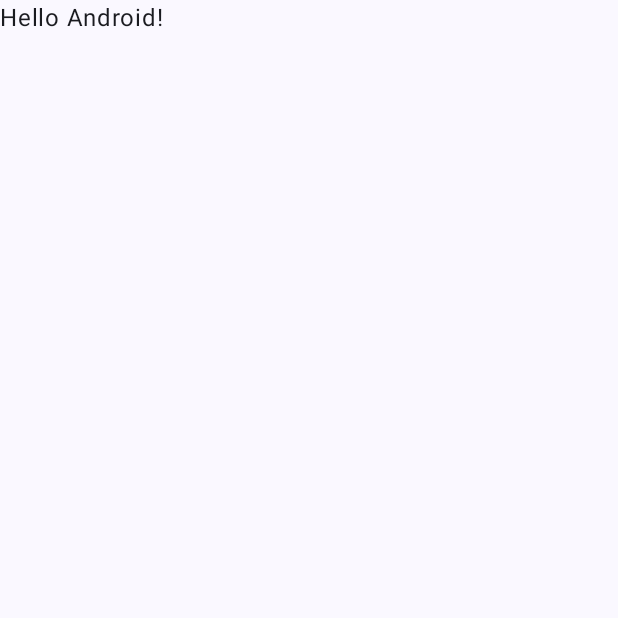
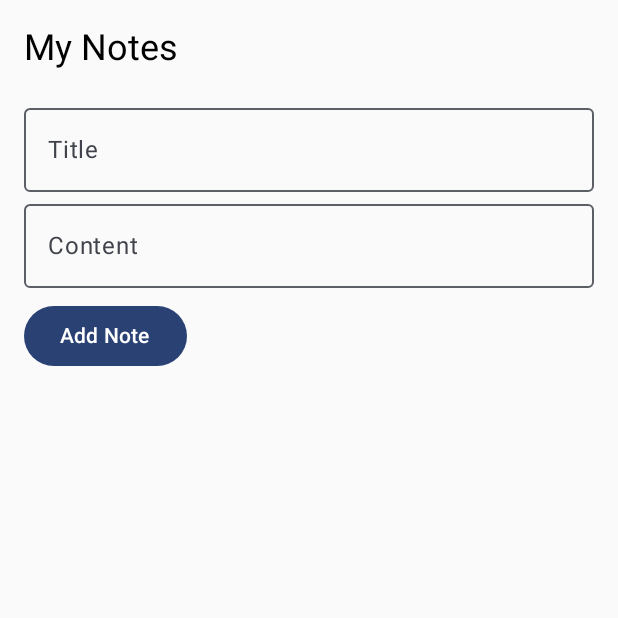
Before and after one commit to q113pt/NoteApp, an Android app built with Jetpack Compose: the screen it shows after launch (MainActivity), on a phone screen of 412 x 824 dp, the top half of it. Before the commit the part shown is almost empty. Run offline under Robolectric (Android 15) with nearby library versions, the phone set to English and light mode, and no system bars; our stand-ins replace Room's generated code, livedata-compose.

Commit message:
Main Screen create
Create Note.kt and simple UI

```diff
--- a/app/src/main/java/com/example/noteapp/MainActivity.kt
+++ b/app/src/main/java/com/example/noteapp/MainActivity.kt
@@ -3,45 +3,34 @@ package com.example.noteapp
 import android.os.Bundle
 import androidx.activity.ComponentActivity
 import androidx.activity.compose.setContent
-import androidx.activity.enableEdgeToEdge
-import androidx.compose.foundation.layout.fillMaxSize
-import androidx.compose.foundation.layout.padding
-import androidx.compose.material3.Scaffold
-import androidx.compose.material3.Text
-import androidx.compose.runtime.Composable
-import androidx.compose.ui.Modifier
-import androidx.compose.ui.tooling.preview.Preview
+import androidx.lifecycle.viewmodel.compose.viewModel
+import com.example.noteapp.model.Note
+import com.example.noteapp.ui.screen.NoteListScreen
 import com.example.noteapp.ui.theme.NoteAppTheme
+import com.example.noteapp.viewModel.NoteViewModel
+import com.example.noteapp.viewModel.NoteViewModelFactory
+import androidx.compose.runtime.getValue
+import androidx.compose.runtime.livedata.observeAsState
 
 class MainActivity : ComponentActivity() {
     override fun onCreate(savedInstanceState: Bundle?) {
         super.onCreate(savedInstanceState)
-        enableEdgeToEdge()
         setContent {
+            val viewModel: NoteViewModel = viewModel(factory = NoteViewModelFactory(application))
+            val notes by viewModel.allNotes.observeAsState(emptyList())
+
             NoteAppTheme {
-                Scaffold(modifier = Modifier.fillMaxSize()) { innerPadding ->
-                    Greeting(
-                        name = "Android",
-                        modifier = Modifier.padding(innerPadding)
-                    )
-                }
+                NoteListScreen(
+                    notes = notes,
+                    onAddNote = { title, content ->
+                        val note = Note(title = title, content = content)
+                        viewModel.insert(note)
+                    },
+                    onDeleteNote = { note ->
+                        viewModel.delete(note)
+                    }
+                )
             }
         }
     }
 }
-
-@Composable
-fun Greeting(name: String, modifier: Modifier = Modifier) {
-    Text(
-        text = "Hello $name!",
-        modifier = modifier
-    )
-}
-
-@Preview(showBackground = true)
-@Composable
-fun GreetingPreview() {
-    NoteAppTheme {
-        Greeting("Android")
-    }
-}
--- /dev/null
+++ b/app/src/main/java/com/example/noteapp/model/NoteDao.kt
@@ -0,0 +1,26 @@
+package com.example.noteapp.data
+
+import androidx.lifecycle.LiveData
+import androidx.room.*
+import com.example.noteapp.model.Note
+
+@Dao
+interface NoteDao {
+    @Query("SELECT * FROM notes ORDER BY lastModified DESC")
+    fun getAllNotes(): LiveData<List<Note>>
+
+    @Query("SELECT * FROM notes WHERE isSynced = 0")
+    suspend fun getUnsyncedNotes(): List<Note>
+
+    @Insert(onConflict = OnConflictStrategy.REPLACE)
+    suspend fun insert(note: Note)
+
+    @Update
+    suspend fun update(note: Note)
+
+    @Delete
+    suspend fun delete(note: Note)
+
+    @Query("UPDATE notes SET isSynced = 1 WHERE id = :noteId")
+    suspend fun markAsSynced(noteId: String)
+}
--- /dev/null
+++ b/app/src/main/java/com/example/noteapp/model/NoteDatabase.kt
@@ -0,0 +1,29 @@
+package com.example.noteapp.data
+
+import android.content.Context
+import androidx.room.Database
+import androidx.room.Room
+import androidx.room.RoomDatabase
+import com.example.noteapp.model.Note
+
+@Database(entities = [Note::class], version = 1, exportSchema = false)
+abstract class NoteDatabase : RoomDatabase() {
+
+    abstract fun noteDao(): NoteDao
+
+    companion object {
+        @Volatile private var INSTANCE: NoteDatabase? = null
+
+        fun getDatabase(context: Context): NoteDatabase {
+            return INSTANCE ?: synchronized(this) {
+                val instance = Room.databaseBuilder(
+                    context.applicationContext,
+                    NoteDatabase::class.java,
+                    "note_database"
+                ).build()
+                INSTANCE = instance
+                instance
+            }
+        }
+    }
+}
--- /dev/null
+++ b/app/src/main/java/com/example/noteapp/model/NoteRepository.kt
@@ -0,0 +1,18 @@
+package com.example.noteapp.data
+
+import com.example.noteapp.model.Note
+
+class NoteRepository(private val dao: NoteDao) {
+
+    val allNotes = dao.getAllNotes()
+
+    suspend fun insert(note: Note) = dao.insert(note)
+
+    suspend fun update(note: Note) = dao.update(note)
+
+    suspend fun delete(note: Note) = dao.delete(note)
+
+    suspend fun getUnsyncedNotes() = dao.getUnsyncedNotes()
+
+    suspend fun markAsSynced(id: String) = dao.markAsSynced(id)
+}
--- /dev/null
+++ b/app/src/main/java/com/example/noteapp/ui/screen/NoteListScreen.kt
@@ -0,0 +1,78 @@
+package com.example.noteapp.ui.screen
+
+import androidx.compose.foundation.layout.*
+import androidx.compose.foundation.lazy.LazyColumn
+import androidx.compose.foundation.lazy.items
+import androidx.compose.material3.*
+import androidx.compose.runtime.*
+import androidx.compose.ui.Modifier
+import androidx.compose.ui.unit.dp
+import com.example.noteapp.model.Note
+import java.text.SimpleDateFormat
+import java.util.*
+
+@Composable
+fun NoteListScreen(
+    notes: List<Note>,
+    onAddNote: (String, String) -> Unit,
+    onDeleteNote: (Note) -> Unit
+) {
+    var title by remember { mutableStateOf("") }
+    var content by remember { mutableStateOf("") }
+
+    Column(modifier = Modifier.fillMaxSize().padding(16.dp)) {
+        Text(text = "My Notes", style = MaterialTheme.typography.headlineSmall)
+
+        Spacer(modifier = Modifier.height(16.dp))
+
+        OutlinedTextField(
+            value = title,
+            onValueChange = { title = it },
+            label = { Text("Title") },
+            modifier = Modifier.fillMaxWidth()
+        )
+
+        OutlinedTextField(
+            value = content,
+            onValueChange = { content = it },
+            label = { Text("Content") },
+            modifier = Modifier.fillMaxWidth()
+        )
+
+        Button(
+            onClick = {
+                if (title.isNotBlank() || content.isNotBlank()) {
+                    onAddNote(title, content)
+                    title = ""
+                    content = ""
+                }
+            },
+            modifier = Modifier.padding(top = 8.dp)
+        ) {
+            Text("Add Note")
+        }
+
+        Spacer(modifier = Modifier.height(16.dp))
+
+        LazyColumn {
+            items(notes) { note ->
+                Card(
+                    modifier = Modifier.fillMaxWidth().padding(vertical = 4.dp),
+                    elevation = CardDefaults.cardElevation(defaultElevation = 4.dp)
+                ) {
+                    Column(modifier = Modifier.padding(16.dp)) {
+                        Text(text = note.title, style = MaterialTheme.typography.titleMedium)
+                        Text(text = note.content)
+                        Text(
+                            text = SimpleDateFormat("HH:mm dd/MM/yyyy", Locale.getDefault()).format(Date(note.lastModified)),
+                            style = MaterialTheme.typography.labelSmall
+                        )
+                        TextButton(onClick = { onDeleteNote(note) }) {
+                            Text("Delete")
+                        }
+                    }
+                }
+            }
+        }
+    }
+}
--- a/app/src/main/java/com/example/noteapp/ui/theme/Theme.kt
+++ b/app/src/main/java/com/example/noteapp/ui/theme/Theme.kt
@@ -1,6 +1,5 @@
 package com.example.noteapp.ui.theme
 
-import android.app.Activity
 import android.os.Build
 import androidx.compose.foundation.isSystemInDarkTheme
 import androidx.compose.material3.MaterialTheme
--- /dev/null
+++ b/app/src/main/java/com/example/noteapp/viewModel/NoteViewModel.kt
@@ -0,0 +1,28 @@
+package com.example.noteapp.viewModel
+
+import android.app.Application
+import androidx.lifecycle.*
+import com.example.noteapp.data.NoteDatabase
+import com.example.noteapp.data.NoteRepository
+import com.example.noteapp.model.Note
+import kotlinx.coroutines.launch
+
+class NoteViewModel(application: Application) : AndroidViewModel(application) {
+
+    private val noteDao = NoteDatabase.getDatabase(application).noteDao()
+    private val repository = NoteRepository(noteDao)
+
+    val allNotes: LiveData<List<Note>> = repository.allNotes
+
+    fun insert(note: Note) {
+        viewModelScope.launch {
+            repository.insert(note)
+        }
+    }
+
+    fun delete(note: Note) {
+        viewModelScope.launch {
+            repository.delete(note)
+        }
+    }
+}
--- /dev/null
+++ b/app/src/main/java/com/example/noteapp/viewModel/NoteViewModelFactory.kt
@@ -0,0 +1,11 @@
+package com.example.noteapp.viewModel
+
+import android.app.Application
+import androidx.lifecycle.ViewModel
+import androidx.lifecycle.ViewModelProvider
+
+class NoteViewModelFactory(private val application: Application) : ViewModelProvider.Factory {
+    override fun <T : ViewModel> create(modelClass: Class<T>): T {
+        return NoteViewModel(application) as T
+    }
+}
--- a/gradle/libs.versions.toml
+++ b/gradle/libs.versions.toml
@@ -13,6 +13,7 @@ composeBom = "2024.09.00"
 firebaseBom = "32.7.0"
 
 # Room
+lifecycleViewmodelCompose = "2.9.1"
 room = "2.6.1"
 
 # WorkManager
@@ -38,6 +39,7 @@ androidx-core-ktx = { group = "androidx.core", name = "core-ktx", version.ref =
 androidx-lifecycle-runtime-ktx = { group = "androidx.lifecycle", name = "lifecycle-runtime-ktx", version.ref = "lifecycleRuntimeKtx" }
 androidx-activity-compose = { group = "androidx.activity", name = "activity-compose", version.ref = "activityCompose" }
 androidx-compose-bom = { group = "androidx.compose", name = "compose-bom", version.ref = "composeBom" }
+androidx-lifecycle-viewmodel-compose = { module = "androidx.lifecycle:lifecycle-viewmodel-compose", version.ref = "lifecycleViewmodelCompose" }
 androidx-ui = { group = "androidx.compose.ui", name = "ui" }
 androidx-ui-graphics = { group = "androidx.compose.ui", name = "ui-graphics" }
 androidx-ui-tooling = { group = "androidx.compose.ui", name = "ui-tooling" }
@@ -49,6 +51,8 @@ androidx-material3 = { group = "androidx.compose.material3", name = "material3"
 # Lifecycle
 lifecycle-viewmodel-ktx = { group = "androidx.lifecycle", name = "lifecycle-viewmodel-ktx", version.ref = "lifecycle" }
 lifecycle-livedata-ktx = { group = "androidx.lifecycle", name = "lifecycle-livedata-ktx", version.ref = "lifecycle" }
+lifecycle-livedata-compose = { module = "androidx.compose.runtime:runtime-livedata", version = "1.6.6" }
+
 
 # Firebase
 firebase-bom = { module = "com.google.firebase:firebase-bom", version.ref = "firebaseBom" }
```
Also changed, not shown: app/build.gradle.kts (+8 -1 lines), app/src/main/java/com/example/noteapp/data/Note.kt (added, +18 -0 lines).
